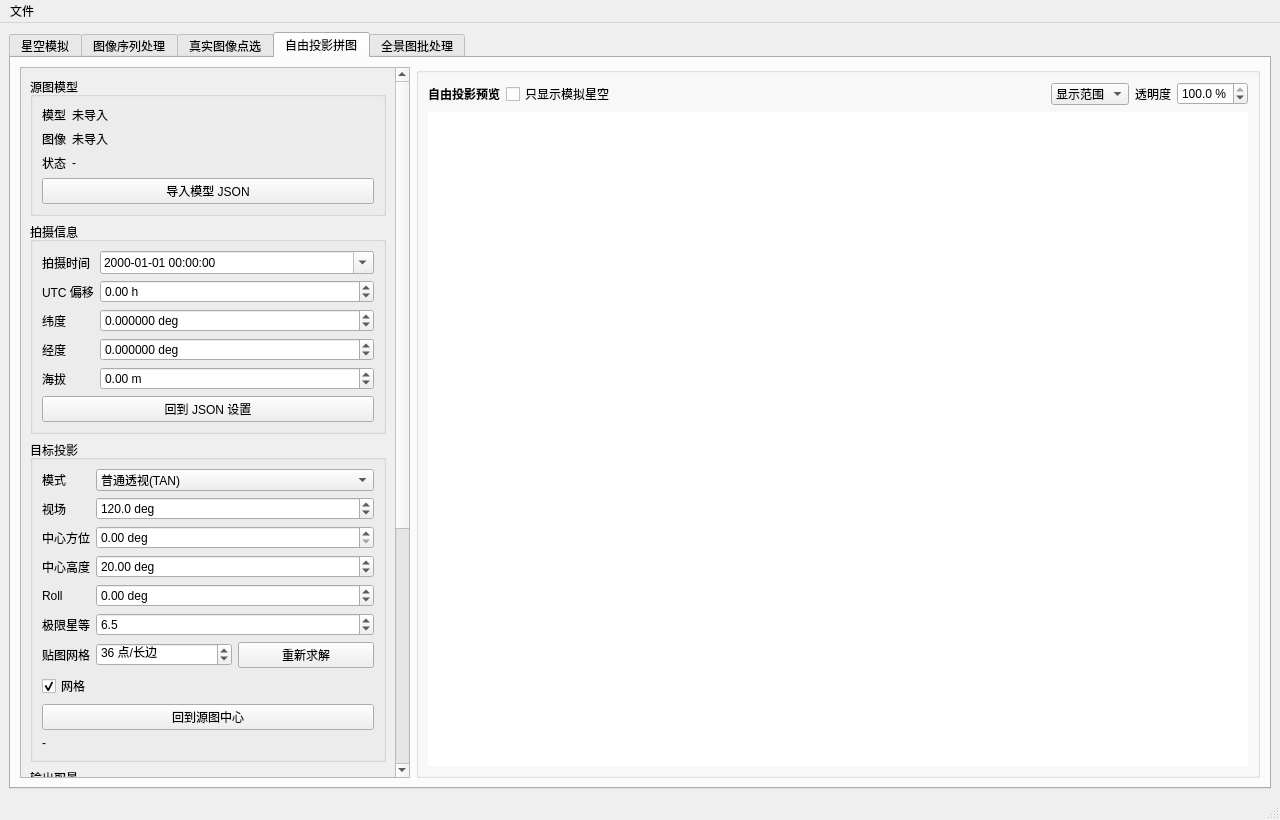
Above: meteoalign/ui/main_window.ui from HG731GZ/HGMeteoTool before the change. Below: the same form after it.
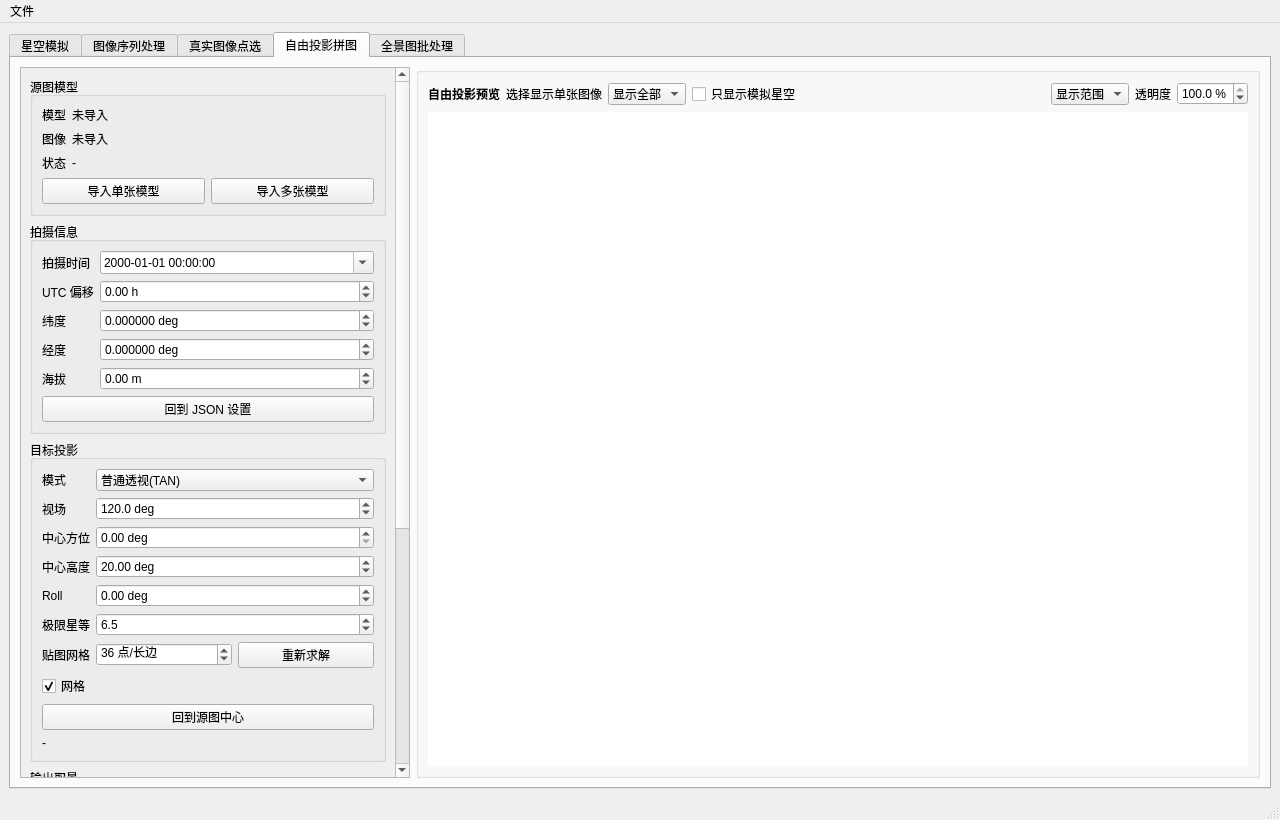
That is the form after the change. The open tabs and pages were chosen to show the change.

Commit message: 模拟全景功能也可以显示多张图，方便全景取景

What changed in the file:
```diff
--- a/meteoalign/ui/main_window.ui
+++ b/meteoalign/ui/main_window.ui
@@ -1801,11 +1801,22 @@
                 </layout>
                </item>
                <item>
+                <layout class="QHBoxLayout" name="horizontalLayoutMosaicModelImport">
+                 <item>
                 <widget class="QPushButton" name="pushButtonImportMosaicModel">
                  <property name="text">
-                  <string>导入模型 JSON</string>
-                 </property>
-                </widget>
+                    <string>导入单张模型</string>
+                   </property>
+                  </widget>
+                 </item>
+                 <item>
+                  <widget class="QPushButton" name="pushButtonImportMosaicModels">
+                   <property name="text">
+                    <string>导入多张模型</string>
+                   </property>
+                  </widget>
+                 </item>
+                </layout>
                </item>
              </layout>
              </widget>
@@ -2513,6 +2524,22 @@
                </property>
              </widget>
             </item>
+             <item>
+              <widget class="QLabel" name="labelMosaicDisplayModel">
+               <property name="text">
+                <string>选择显示单张图像</string>
+               </property>
+              </widget>
+             </item>
+             <item>
+              <widget class="QComboBox" name="comboBoxMosaicDisplayModel">
+               <item>
+                <property name="text">
+                 <string>显示全部</string>
+                </property>
+               </item>
+              </widget>
+             </item>
              <item>
               <widget class="QCheckBox" name="checkBoxMosaicSkyOnly">
                <property name="text">
```
Lines whose indentation alone changed are shown as unchanged. The commit also changes 3 other files.
